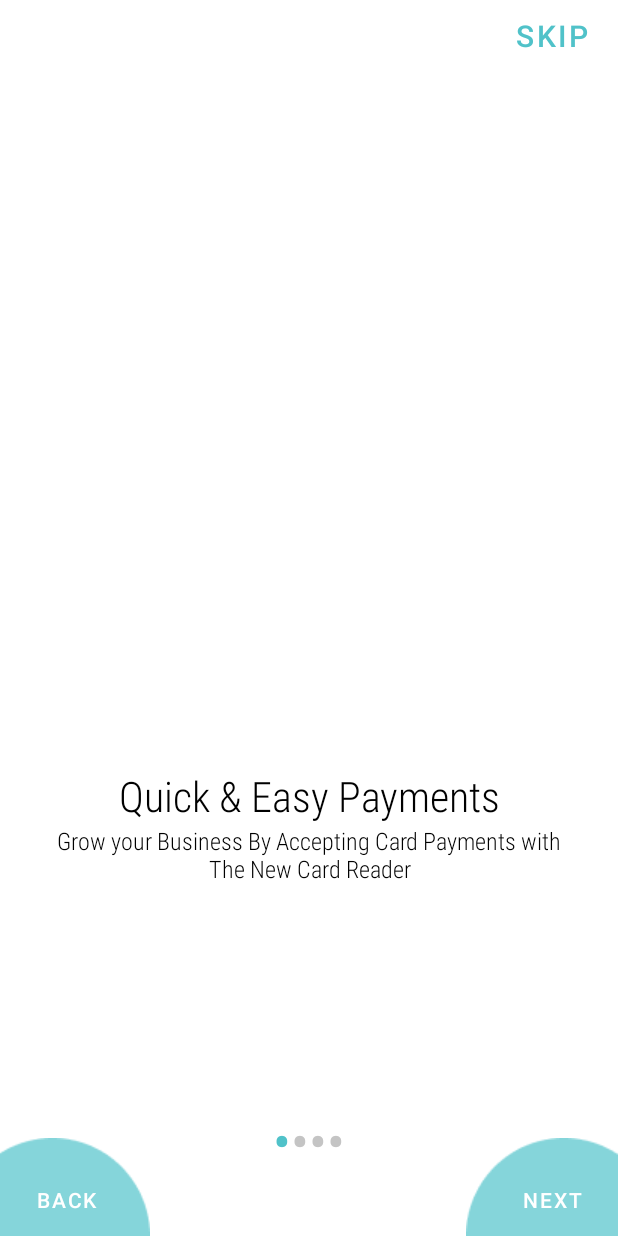
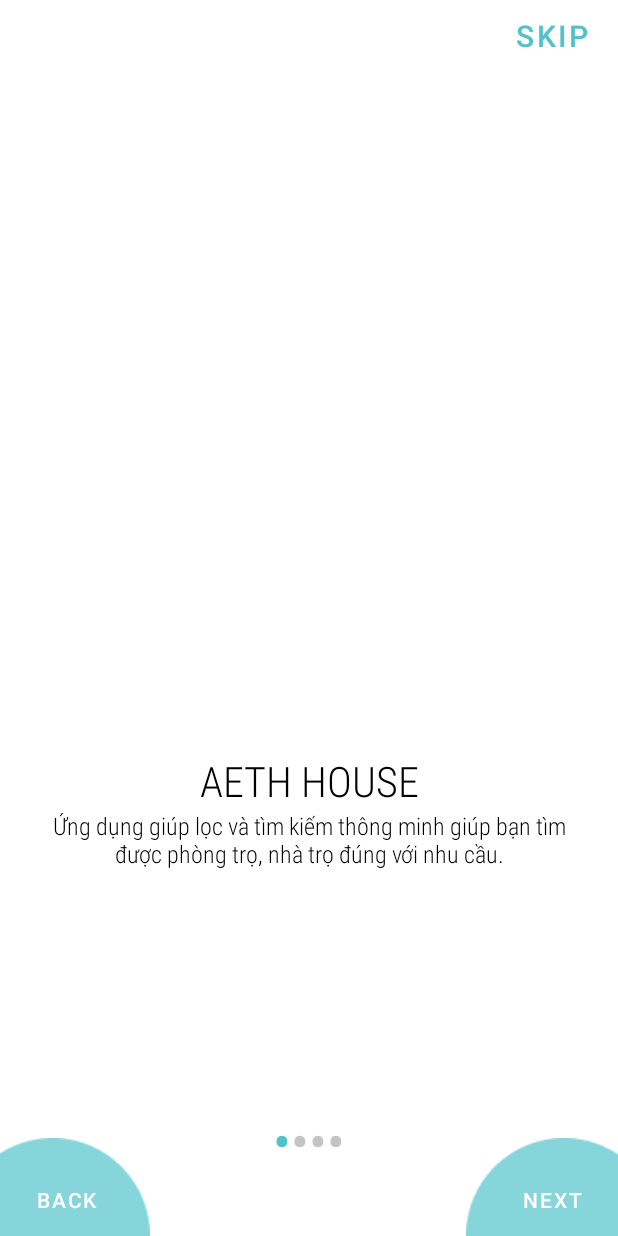
Before and after one commit to Lengochuy1302/DuAnTimKiemPhongTro, an Android app: the onBroadingSrceen screen opened directly, with no data from a screen before it, on a phone screen of 412 x 824 dp. Run offline under Robolectric (Android 15) with nearby library versions, the phone set to English and light mode, and no system bars; our stand-ins replace Firebase (no records; nobody signed in at launch, a user with empty details on screens opened directly); libraries missing offline, so code that uses them is left out: com.gun0912.tedpermission.

Commit message:
update onBroading

```diff
--- a/app/src/main/java/com/example/duanaeth/ViewPagerAdapter.java
+++ b/app/src/main/java/com/example/duanaeth/ViewPagerAdapter.java
@@ -72,7 +72,6 @@ public class ViewPagerAdapter extends PagerAdapter {
 
 
 
-
         slidetitleimage.setImageResource(images[position]);
         slideHeading.setText(headings[position]);
         slideDesciption.setText(description[position]);
--- a/app/src/main/res/layout/slider_layout.xml
+++ b/app/src/main/res/layout/slider_layout.xml
@@ -24,7 +24,7 @@
         android:id="@+id/texttitle"
         android:layout_width="match_parent"
         android:layout_height="wrap_content"
-        android:layout_marginTop="50dp"
+        android:layout_marginTop="40dp"
         android:fontFamily="sans-serif-condensed-light"
         android:text="@string/heading_one"
         android:textAlignment="center"
--- a/app/src/main/res/values/strings.xml
+++ b/app/src/main/res/values/strings.xml
@@ -10,15 +10,15 @@
     <string name="fb_login_protocol_scheme">fb2277195479253822</string>
 
     //Headings
-    <string name="heading_one">Quick &amp; Easy Payments</string>
-    <string name="heading_two">Instant Notifications</string>
-    <string name="heading_three">Cashless Payment</string>
-    <string name="heading_fourth">Pay Anywhere</string>
+    <string name="heading_one">AETH HOUSE</string>
+    <string name="heading_two">Định vị vị trí</string>
+    <string name="heading_three">Tìm bạn ở ghép</string>
+    <string name="heading_fourth">Bảo mật tuyệt đối</string>
 
     //Description
-    <string name="desc_one">Grow your Business By Accepting Card Payments with The New Card Reader</string>
-    <string name="desc_two">Lorem ipsum dolor sit amet, consectetur adipiscing elit, sed do eiusmod tempor incididunt ut labore et dolore magna aliqua</string>
-    <string name="desc_three">Lorem ipsum dolor sit amet, consectetur adipiscing elit, sed do eiusmod tempor incididunt ut labore et dolore magna aliqua</string>
-    <string name="desc_fourth">Lorem ipsum dolor sit amet, consectetur adipiscing elit, sed do eiusmod tempor incididunt ut labore et dolore magna aliqua</string>
+    <string name="desc_one">Ứng dụng giúp lọc và tìm kiếm  thông minh giúp bạn tìm được phòng trọ, nhà trọ đúng với nhu cầu.</string>
+    <string name="desc_two">Giúp bạn định vị được vị trí của nhà trọ một cách tiện lợi và nhanh chóng trên bản đồ.</string>
+    <string name="desc_three">Cho phép người dùng có thể tìm được người ở ghép có cùng nhu cầu và sở thích.</string>
+    <string name="desc_fourth">Bảo mật tuyệt đối thông tin cá nhân và quyền riêng tư của người dùng.</string>
 
 </resources>
```
